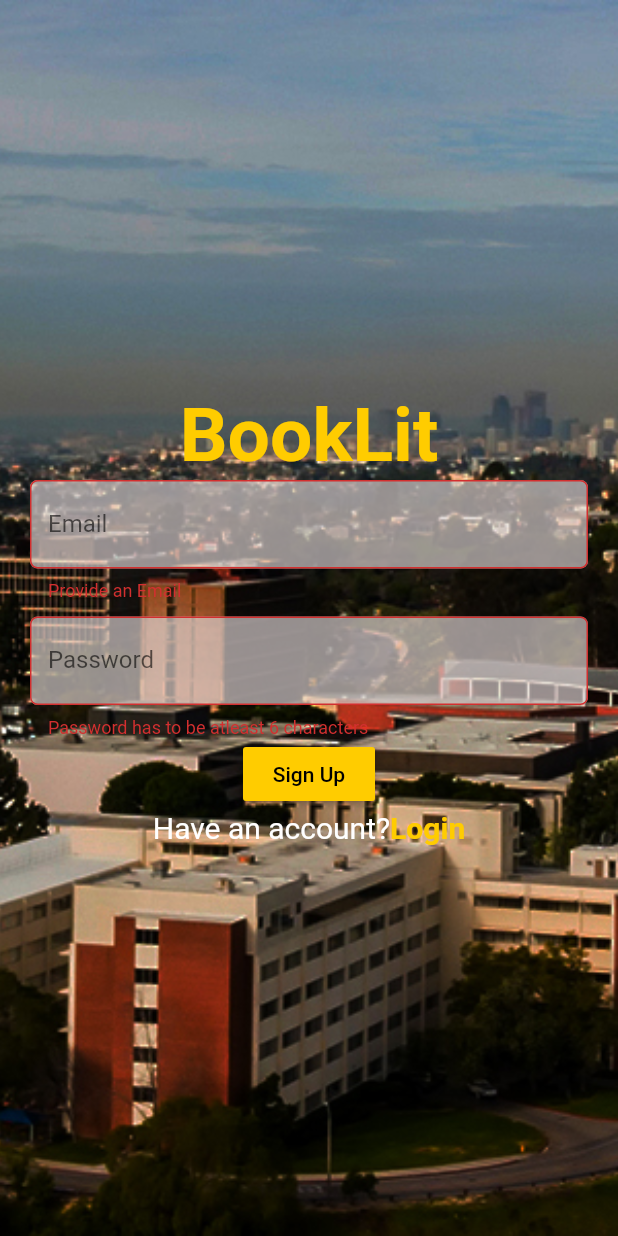
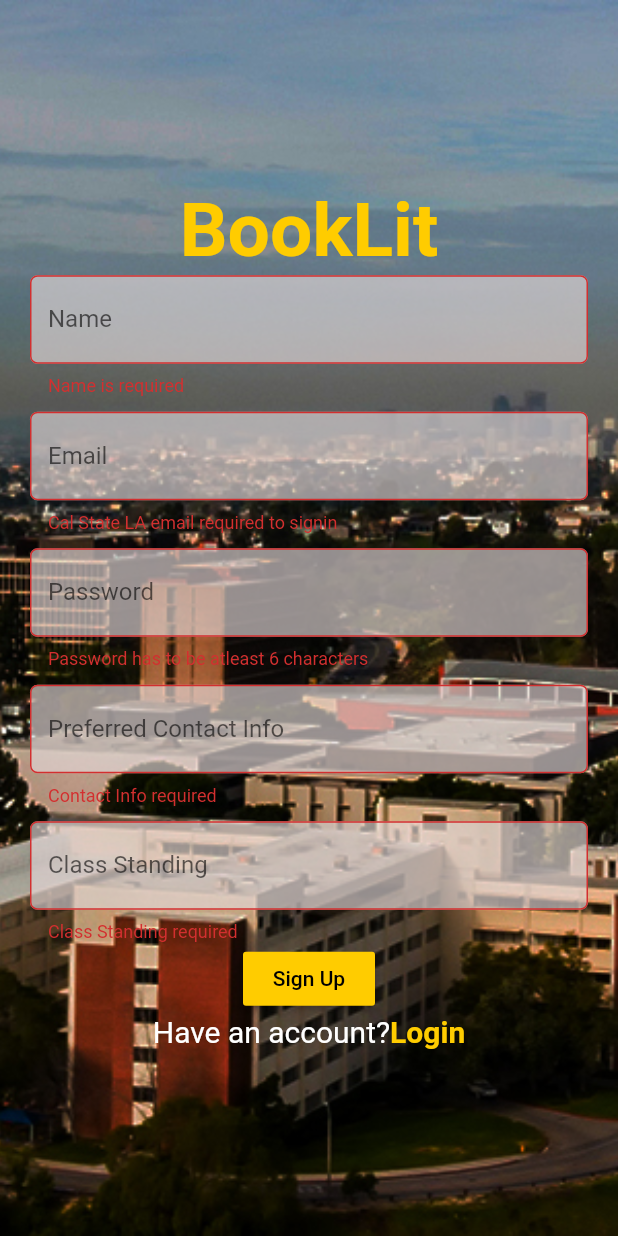
Before and after one commit to College-Essentials/booklit, a Flutter app: the SignUp screen opened directly, after a tap on "Sign Up", on a phone screen of 412 x 824 dp. Run offline on Flutter 3.47's test engine with Material 2 defaults, Android fonts, the phone set to English and light mode, and no system bars; our stand-ins replace cloud_firestore, firebase_analytics, firebase_auth, firebase_database, flutter_signin_button, fluttertoast and 1 more; accounts and stored records are empty.

Commit message:
changes to Login, signup, calculus and physics screens, changes to account screen which is still under development

```diff
--- a/lib/Auth/Login.dart
+++ b/lib/Auth/Login.dart
@@ -1,9 +1,7 @@
 import 'package:booklit/Auth/SignUp.dart';
-import 'package:booklit/Auth/sign_in.dart';
 import 'package:flutter/material.dart';
 import 'package:firebase_auth/firebase_auth.dart';
 import 'package:booklit/Navigation.dart';
-import 'package:flutter_signin_button/flutter_signin_button.dart';
 import 'package:fluttertoast/fluttertoast.dart';
 
 class Login extends StatefulWidget {
--- a/lib/Auth/SignUp.dart
+++ b/lib/Auth/SignUp.dart
@@ -3,6 +3,7 @@ import 'package:flutter/material.dart';
 import 'package:firebase_auth/firebase_auth.dart';
 import 'package:booklit/Navigation.dart';
 import 'package:firebase_database/firebase_database.dart';
+import 'package:cloud_firestore/cloud_firestore.dart';
 
 class SignUp extends StatefulWidget {
   @override
@@ -14,14 +15,14 @@ class SignUp extends StatefulWidget {
 
 class _SignUpState extends State<SignUp> {
   final GlobalKey<FormState> _formKey = GlobalKey<FormState>();
+  TextEditingController userName, preferredContact, classStanding;
   String _email, _password;
-  DatabaseReference users;
   @override
   void initState() {
+    userName = new TextEditingController();
+    preferredContact = new TextEditingController();
+    classStanding = new TextEditingController();
     super.initState();
-    final FirebaseDatabase database = FirebaseDatabase
-        .instance; //Rather then just writing FirebaseDatabase(), get the instance.
-    users = database.reference().child('users');
   }
 
   @override
@@ -37,7 +38,11 @@ class _SignUpState extends State<SignUp> {
                 ),
               ),
               child: Center(
-                child: Column(
+                  child: ListView(
+                scrollDirection: Axis.vertical,
+                shrinkWrap: true,
+                children: <Widget>[
+                  Column(
                     mainAxisAlignment: MainAxisAlignment.center,
                     crossAxisAlignment: CrossAxisAlignment.center,
                     children: <Widget>[
@@ -57,16 +62,37 @@ class _SignUpState extends State<SignUp> {
                               child: TextFormField(
                                 validator: (input) {
                                   if (input.isEmpty) {
-                                  return 'Provide an Email';
+                                    return 'Name is required';
                                   }
-                                if (!input.contains('@calstatela.edu')) {
-                                  return 'Calstate LA email ID is requered to sign-up';
+                                },
+                                controller: userName,
+                                decoration: InputDecoration(
+                                    labelText: 'Name',
+                                    filled: true,
+                                    fillColor:
+                                        Color.fromRGBO(226, 216, 216, .65),
+                                    border: OutlineInputBorder(
+                                        borderRadius: BorderRadius.all(
+                                            Radius.circular(5)))),
+                              ),
+                            ),
+                            Padding(
+                              padding:
+                                  EdgeInsets.only(left: 20, right: 20, top: 10),
+                              child: TextFormField(
+                                validator: (input) {
+                                  if (!input.contains("@calstatela.edu")) {
+                                    return 'Cal State LA email required to signin';
+                                  }
+                                  if (input.isEmpty) {
+                                    return 'Email is required';
                                   }
                                 },
                                 decoration: InputDecoration(
                                     labelText: 'Email',
                                     filled: true,
-                                  fillColor: Color.fromRGBO(226, 216, 216, .65),
+                                    fillColor:
+                                        Color.fromRGBO(226, 216, 216, .65),
                                     border: OutlineInputBorder(
                                         borderRadius: BorderRadius.all(
                                             Radius.circular(5)))),
@@ -85,12 +111,53 @@ class _SignUpState extends State<SignUp> {
                                 decoration: InputDecoration(
                                     labelText: 'Password',
                                     filled: true,
-                                  fillColor: Color.fromRGBO(226, 216, 216, .65),
+                                    fillColor:
+                                        Color.fromRGBO(226, 216, 216, .65),
                                     border: OutlineInputBorder(
                                         borderRadius: BorderRadius.all(
                                             Radius.circular(5)))),
                                 onSaved: (input) => _password = input,
                                 obscureText: true,
+                              ),
+                            ),
+                            Padding(
+                              padding:
+                                  EdgeInsets.only(left: 20, right: 20, top: 10),
+                              child: TextFormField(
+                                validator: (input) {
+                                  if (input.length < 6) {
+                                    return 'Contact Info required';
+                                  }
+                                },
+                                controller: preferredContact,
+                                decoration: InputDecoration(
+                                    labelText: 'Preferred Contact Info',
+                                    filled: true,
+                                    fillColor:
+                                        Color.fromRGBO(226, 216, 216, .65),
+                                    border: OutlineInputBorder(
+                                        borderRadius: BorderRadius.all(
+                                            Radius.circular(5)))),
+                              ),
+                            ),
+                            Padding(
+                              padding:
+                                  EdgeInsets.only(left: 20, right: 20, top: 10),
+                              child: TextFormField(
+                                validator: (input) {
+                                  if (input.length < 6) {
+                                    return 'Class Standing required';
+                                  }
+                                },
+                                controller: classStanding,
+                                decoration: InputDecoration(
+                                    labelText: 'Class Standing',
+                                    filled: true,
+                                    fillColor:
+                                        Color.fromRGBO(226, 216, 216, .65),
+                                    border: OutlineInputBorder(
+                                        borderRadius: BorderRadius.all(
+                                            Radius.circular(5)))),
                               ),
                             ),
                             RaisedButton(
@@ -134,7 +201,8 @@ class _SignUpState extends State<SignUp> {
                       ),
                     ],
                   ),
-              ))),
+                ],
+              )))),
     );
   }
 
@@ -144,6 +212,13 @@ class _SignUpState extends State<SignUp> {
       try {
         await FirebaseAuth.instance
             .createUserWithEmailAndPassword(email: _email, password: _password);
+        final FirebaseUser user = await FirebaseAuth.instance.currentUser();
+        final uid = user.uid;
+        Firestore.instance.collection("users").document(uid).setData({
+          "Name": userName.text,
+          "Contact Info": preferredContact.text,
+          "Class Standing": classStanding.text
+        });
         Navigator.pushReplacement(context,
             MaterialPageRoute(builder: (BuildContext context) => Navigation()));
       } catch (e) {
--- a/lib/BookDetailScreen/Calculus/CaclulusBuy.dart
+++ b/lib/BookDetailScreen/Calculus/CaclulusBuy.dart
@@ -124,7 +124,7 @@ class _CalculusBuyState extends State<CalculusBuy> {
                               Text(
                                 'Relevent Courses: Math 2110, Math 2120',
                                 style: TextStyle(
-                                    fontWeight: FontWeight.bold, fontSize: 18),
+                                    fontWeight: FontWeight.bold, fontSize: 15),
                               ),
                             ],
                           ),
--- a/lib/BookDetailScreen/Physics/PhysicsBuy.dart
+++ b/lib/BookDetailScreen/Physics/PhysicsBuy.dart
@@ -173,7 +173,7 @@ class _PhysicsBuyState extends State<PhysicsBuy> {
 
   _openPDF() async {
     const url =
-        'https://openstax.org/details/books/university-physics-volume-1';
+        'https://openstax.org/books/university-physics-volume-1/pages/1-introduction';
     if (await canLaunch(url)) {
       await launch(url);
     } else {
--- a/pubspec.yaml
+++ b/pubspec.yaml
@@ -22,6 +22,7 @@ dependencies:
   firebase_auth: any
   firebase_core: any
   firebase_database: any
+  cloud_firestore: ^0.13.0+1
   google_sign_in: any
   fluttertoast: any
   flutter_signin_button: any
```
Also changed, not shown: lib/Screens/Account.dart (+16 -4 lines), lib/Screens/AccountRelated/UserProfile.dart (added, +116 -0 lines), pubspec.lock, 1 other file. Lines whose indentation alone changed are shown as unchanged.
